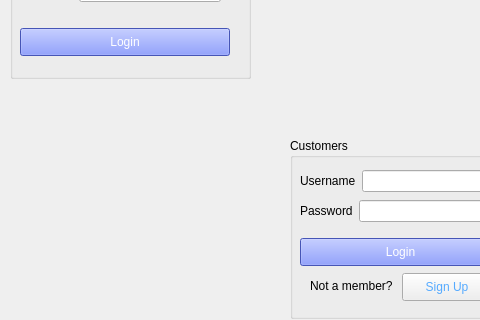
This is login.ui in Aromakc/Retailhub as Qt 5 draws it before an edit; both pictures show x 0 to 480 and y 112 to 432 of the 632 by 600 pixel window. The edited form follows.
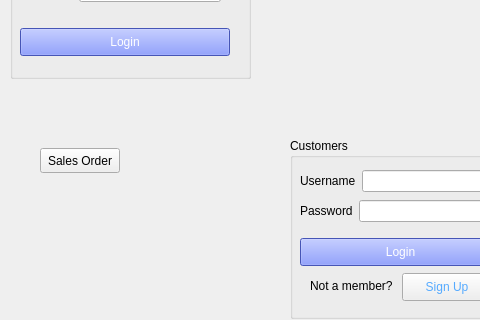
This is the edited form.

Commit message: ui edited ORDER/Sales

Patch:
```diff
--- a/login.ui
+++ b/login.ui
@@ -230,6 +230,19 @@
      </property>
     </widget>
    </widget>
+   <widget class="QPushButton" name="pushButton_3">
+    <property name="geometry">
+     <rect>
+      <x>40</x>
+      <y>260</y>
+      <width>80</width>
+      <height>25</height>
+     </rect>
+    </property>
+    <property name="text">
+     <string>Sales Order</string>
+    </property>
+   </widget>
   </widget>
   <widget class="QMenuBar" name="menubar">
    <property name="geometry">
```
The commit also changes 5 other files.
